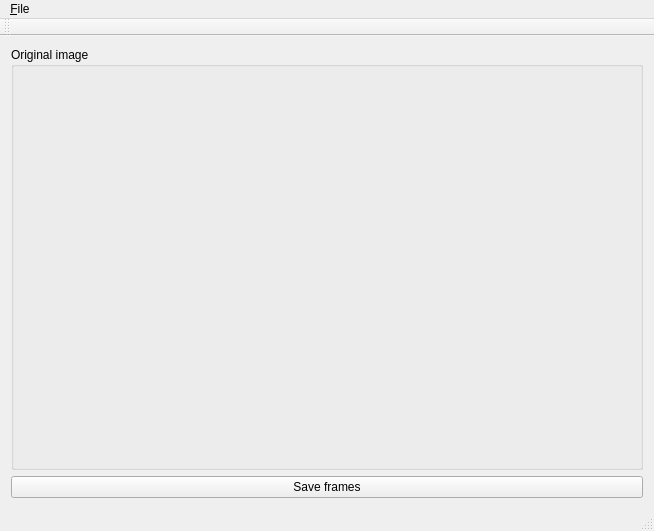
Before: the Qt Designer form mainwindow.ui in 607011/lolQt, drawn with Qt 5.
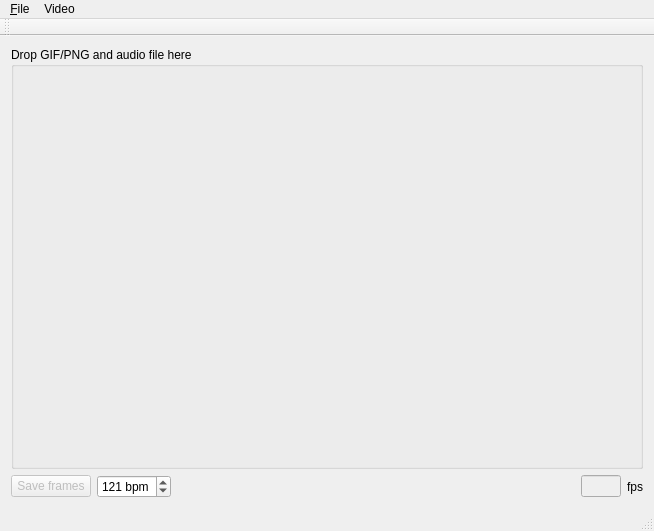
After: the same form once the commit is applied.

Commit message: Audio und Video werden live abgespielt. BPM wählbar. Kodierung via mencoder in `QProcess` funktioniert.

Patch:
```diff
--- a/mainwindow.ui
+++ b/mainwindow.ui
@@ -17,17 +17,94 @@
    <layout class="QGridLayout" name="gridLayout">
     <item row="0" column="0">
      <widget class="QGroupBox" name="originalGroupBox">
+      <property name="sizePolicy">
+       <sizepolicy hsizetype="Preferred" vsizetype="MinimumExpanding">
+        <horstretch>0</horstretch>
+        <verstretch>0</verstretch>
+       </sizepolicy>
+      </property>
       <property name="title">
-       <string>Original image</string>
+       <string>Drop GIF/PNG and audio file here</string>
       </property>
      </widget>
     </item>
     <item row="1" column="0">
-     <widget class="QPushButton" name="saveFramesButton">
-      <property name="text">
-       <string>Save frames</string>
-      </property>
-     </widget>
+     <layout class="QHBoxLayout" name="horizontalLayout">
+      <item>
+       <widget class="QPushButton" name="saveFramesButton">
+        <property name="enabled">
+         <bool>false</bool>
+        </property>
+        <property name="text">
+         <string>Save frames</string>
+        </property>
+       </widget>
+      </item>
+      <item>
+       <widget class="QSpinBox" name="bpmSpinBox">
+        <property name="suffix">
+         <string> bpm</string>
+        </property>
+        <property name="minimum">
+         <number>1</number>
+        </property>
+        <property name="maximum">
+         <number>200</number>
+        </property>
+        <property name="value">
+         <number>121</number>
+        </property>
+       </widget>
+      </item>
+      <item>
+       <spacer name="horizontalSpacer">
+        <property name="orientation">
+         <enum>Qt::Horizontal</enum>
+        </property>
+        <property name="sizeHint" stdset="0">
+         <size>
+          <width>40</width>
+          <height>20</height>
+         </size>
+        </property>
+       </spacer>
+      </item>
+      <item>
+       <widget class="QLineEdit" name="fpsLineEdit">
+        <property name="enabled">
+         <bool>false</bool>
+        </property>
+        <property name="sizePolicy">
+         <sizepolicy hsizetype="Preferred" vsizetype="Fixed">
+          <horstretch>0</horstretch>
+          <verstretch>0</verstretch>
+         </sizepolicy>
+        </property>
+        <property name="minimumSize">
+         <size>
+          <width>33</width>
+          <height>0</height>
+         </size>
+        </property>
+        <property name="maximumSize">
+         <size>
+          <width>40</width>
+          <height>16777215</height>
+         </size>
+        </property>
+        <property name="alignment">
+         <set>Qt::AlignRight|Qt::AlignTrailing|Qt::AlignVCenter</set>
+        </property>
+       </widget>
+      </item>
+      <item>
+       <widget class="QLabel" name="label_2">
+        <property name="text">
+         <string>fps</string>
+        </property>
+       </widget>
+      </item>
+     </layout>
     </item>
    </layout>
   </widget>
@@ -47,7 +124,19 @@
     <addaction name="actionOpenImage"/>
     <addaction name="actionSaveFrames"/>
    </widget>
+   <widget class="QMenu" name="menuVideo">
+    <property name="title">
+     <string>Video</string>
+    </property>
+    <widget class="QMenu" name="menuVolume">
+     <property name="title">
+      <string>Volume</string>
+     </property>
+    </widget>
+    <addaction name="menuVolume"/>
+   </widget>
    <addaction name="menu_File"/>
+   <addaction name="menuVideo"/>
   </widget>
   <widget class="QToolBar" name="mainToolBar">
    <attribute name="toolBarArea">
```
Left out of the diff: 25 changed lines with no effect on the pictures. The commit also changes 6 other files.
